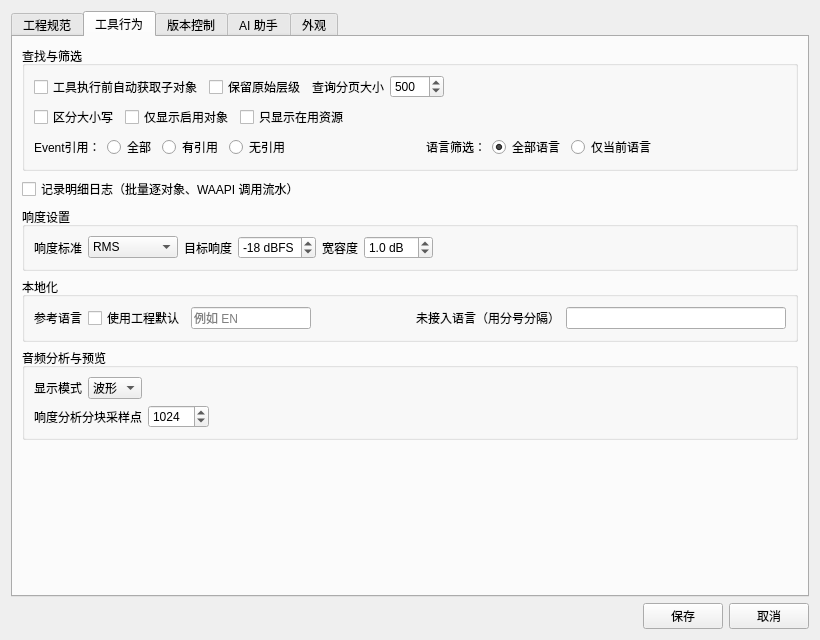
victor647/WAAPI_Tools, file ui/ProjectSettings.ui: the form before one commit.
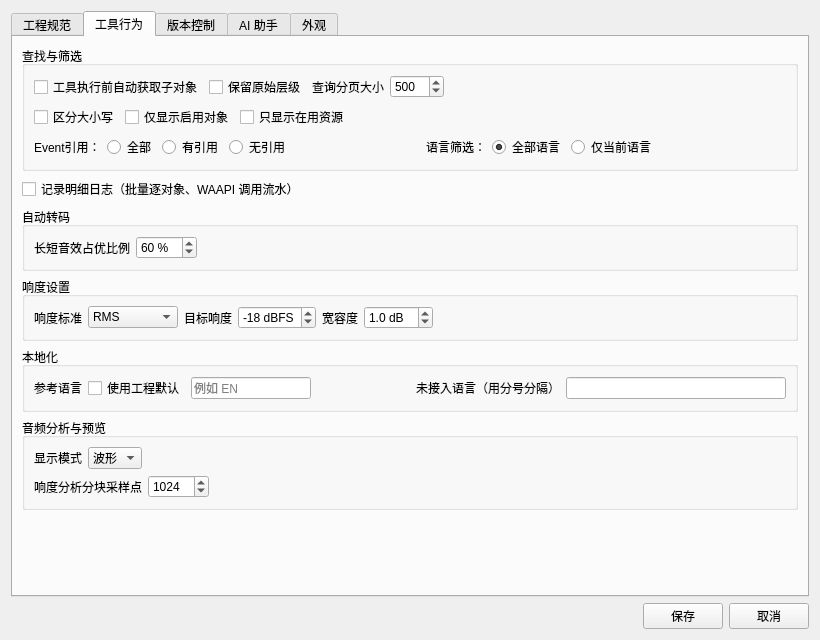
The form after the commit. The open tabs and pages were chosen to show the change. Custom widgets are drawn as their Qt base class.

Commit message: 拆分长短音效conversion

The edit to the form file:
```diff
--- a/ui/ProjectSettings.ui
+++ b/ui/ProjectSettings.ui
@@ -552,6 +552,60 @@
          </property>
         </widget>
        </item>
+       <item>
+        <widget class="QGroupBox" name="grpConversion">
+         <property name="title">
+          <string>自动转码</string>
+         </property>
+         <layout class="QHBoxLayout" name="conversionRow">
+          <item>
+           <widget class="QLabel" name="lblConversionDominance">
+            <property name="text">
+             <string>长短音效占优比例</string>
+            </property>
+            <property name="toolTip">
+             <string>自动转码时，某个节点上的长/短音效占比要严格超过该比例，才会覆盖上层设置；占比不够明显（如 40:60）时继承上层，交给更下层的节点决定。默认 60%，即 40:60 分界。</string>
+            </property>
+           </widget>
+          </item>
+          <item>
+           <widget class="QSpinBox" name="spbConversionDominance">
+            <property name="toolTip">
+             <string>自动转码时，某个节点上的长/短音效占比要严格超过该比例，才会覆盖上层设置；占比不够明显（如 40:60）时继承上层，交给更下层的节点决定。默认 60%，即 40:60 分界。</string>
+            </property>
+            <property name="minimum">
+             <number>50</number>
+            </property>
+            <property name="maximum">
+             <number>100</number>
+            </property>
+            <property name="singleStep">
+             <number>5</number>
+            </property>
+            <property name="suffix">
+             <string> %</string>
+            </property>
+            <property name="value">
+             <number>60</number>
+            </property>
+           </widget>
+          </item>
+          <item>
+           <spacer name="conversionRowSpacer">
+            <property name="orientation">
+             <enum>Qt::Horizontal</enum>
+            </property>
+            <property name="sizeHint" stdset="0">
+             <size>
+              <width>40</width>
+              <height>20</height>
+             </size>
+            </property>
+           </spacer>
+          </item>
+         </layout>
+        </widget>
+       </item>
        <item>
         <widget class="QGroupBox" name="grpLoudness">
          <property name="title">
```
The commit also changes 11 other files.
